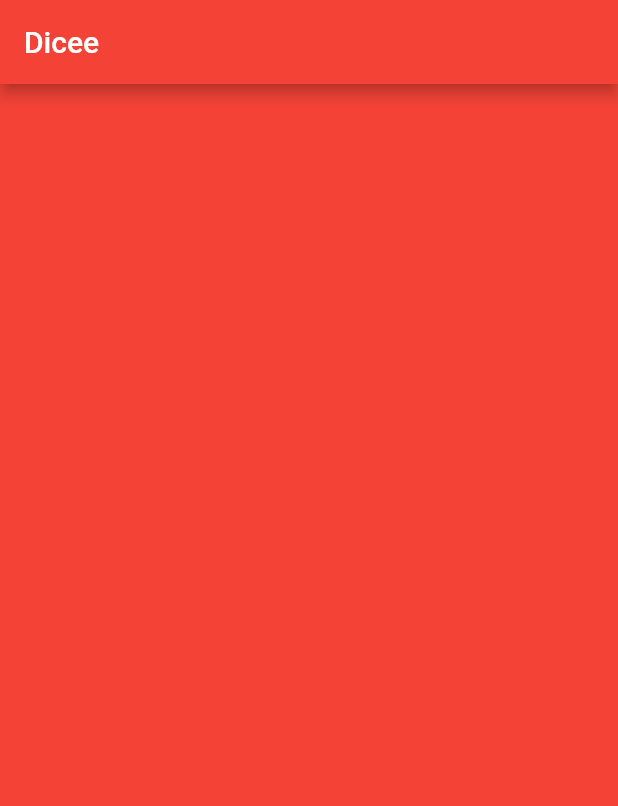
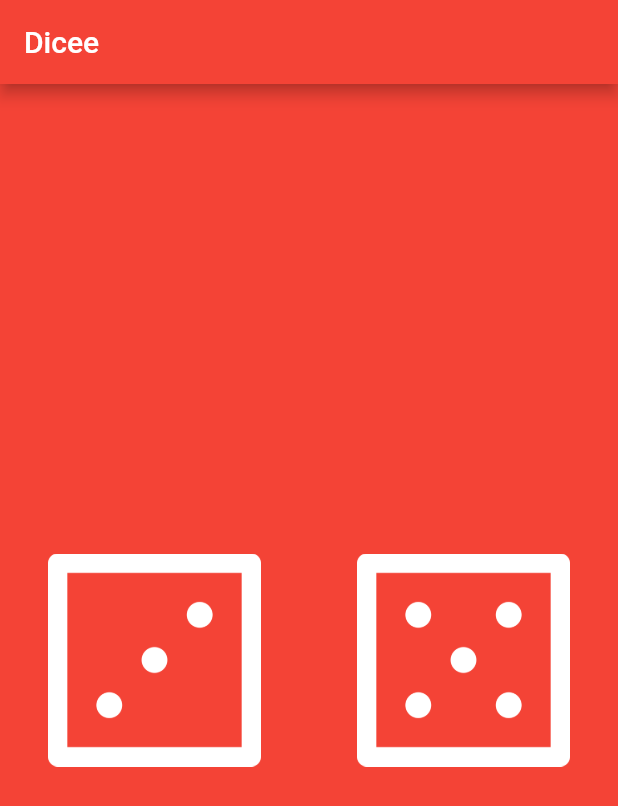
Before and after one commit to JaveedIshaq/Dicee-App-develope-with-Flutter, a Flutter app: the screen it shows after launch, on a phone screen of 412 x 824 dp. Shown: the top 806 px of the screen. Run offline on Flutter 3.47's test engine with Material 2 defaults, Android fonts, the phone set to English and light mode, and no system bars.

Commit message:
app done

```diff
--- a/lib/main.dart
+++ b/lib/main.dart
@@ -1,4 +1,6 @@
+import 'dart:math';
 import 'package:flutter/material.dart';
+
 
 void main() {
   return runApp(
@@ -15,9 +17,55 @@ void main() {
   );
 }
 
-class DicePage extends StatelessWidget {
+class DicePage extends StatefulWidget {
+  @override
+  _DicePageState createState() => _DicePageState();
+}
+
+class _DicePageState extends State<DicePage> {
+
+  int leftDiceImage = 3;
+  int rightDiceImage = 5;
+
+
   @override
   Widget build(BuildContext context) {
-    return Container();
+
+    return Center(
+      child: Row(
+        children: <Widget>[
+          Expanded(
+              child: Padding(
+                padding: const EdgeInsets.all(16.0),
+                child: FlatButton(
+                    onPressed: () {
+                      setState(() {
+                         leftDiceImage = Random().nextInt(6) + 1;
+                         rightDiceImage = Random().nextInt(6) + 1;
+                      });
+                      print('image 1 pressed');
+                    },
+                    child: Image.asset('images/dice$leftDiceImage.png')),
+              )
+          ),
+          Expanded(
+              child: Padding(
+                padding: const EdgeInsets.all(16.0),
+                child: FlatButton(
+                    onPressed: (){
+                      setState(() {
+                        leftDiceImage = Random().nextInt(6) + 1;
+                        rightDiceImage = Random().nextInt(6) + 1;
+                      });
+                      print("image 2 pressed");
+
+                      },
+                    child: Image.asset('images/dice$rightDiceImage.png')
+                ),
+              )
+          )
+        ],
+      ),
+    );
   }
 }
```
Also changed, not shown: dicee-flutter-app.png (added).
